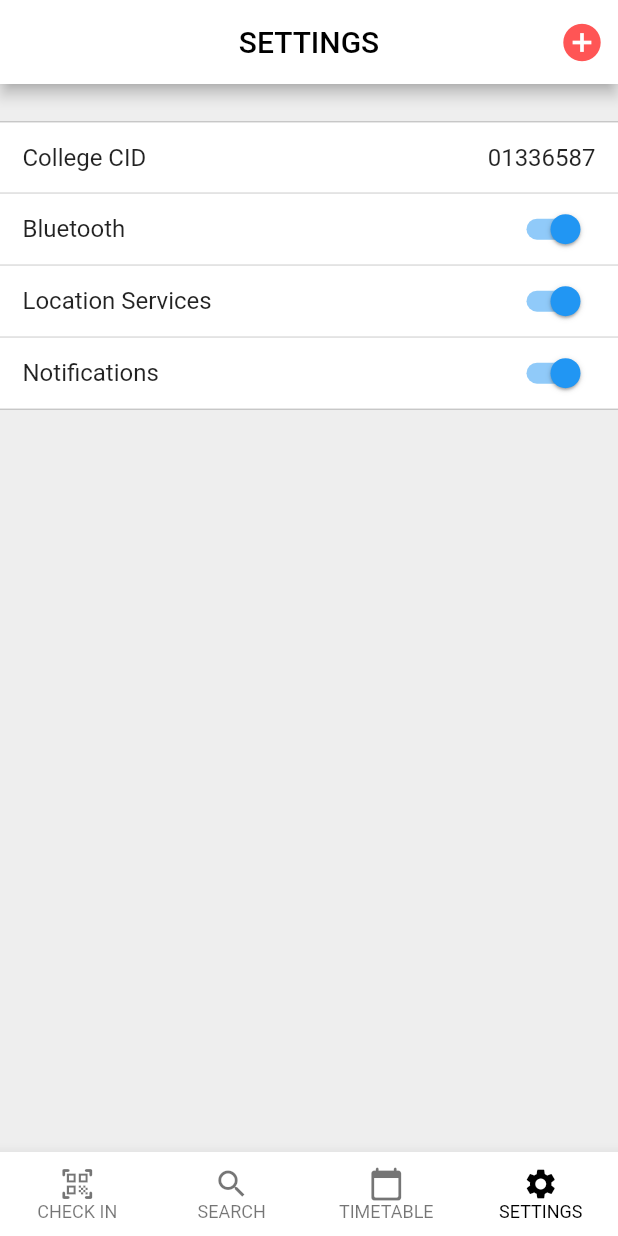
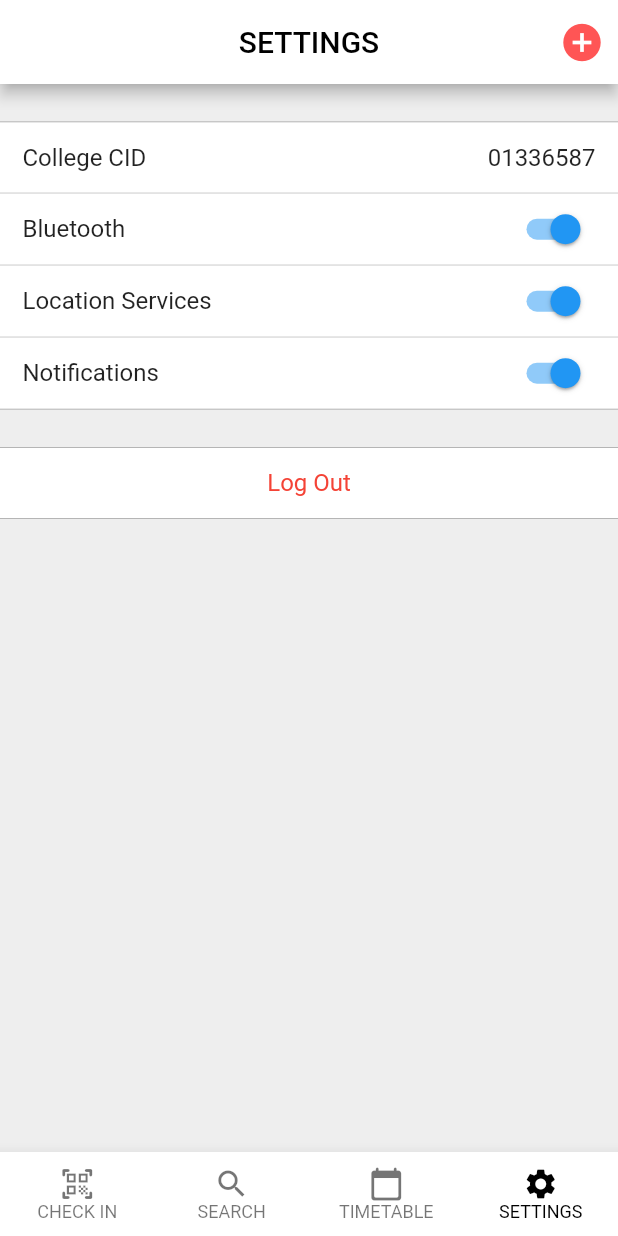
Before and after one commit to PeaSermsuk/contact_tracing_fyp, a Flutter app: the screen it shows after launch, item 4 of the bottom bar chosen, on a phone screen of 412 x 824 dp. Run offline on Flutter 3.47's test engine with Material 2 defaults, Android fonts, the phone set to English and light mode, and no system bars; our stand-ins replace cloud_firestore; missing offline and left inert: dart:ffi; accounts and stored records are empty.

Commit message:
Added 'Log Out' button

```diff
--- a/lib/settings_tab.dart
+++ b/lib/settings_tab.dart
@@ -16,7 +16,6 @@ class _SettingsTabState extends State<SettingsTab> {
   var switch3 = true;
 
   Widget build(BuildContext context) {
-
     double boxHeight = 48;
 
     return ListView(
@@ -123,6 +122,30 @@ class _SettingsTabState extends State<SettingsTab> {
             ],
           ),
         ),
+        Padding(padding: EdgeInsets.only(top: 25)),
+        GestureDetector(
+          onTap: null,
+          child: Container(
+            height: boxHeight,
+            padding: EdgeInsets.only(left: 15.0, right: 15.0),
+            alignment: Alignment.center,
+            decoration: BoxDecoration(
+              color: Colors.white,
+              border: Border(
+                bottom: BorderSide(
+                  color: Colors.grey,
+                  width: 0.5,
+                ),
+                top: BorderSide(
+                  color: Colors.grey,
+                  width: 0.5,
+                ),
+              ),
+            ),
+            child: Text('Log Out',
+                style: TextStyle(fontSize: 16, color: Colors.red)),
+          ),
+        ),
         /*ListTile(
           title: Text('Bluetooth', style: TextStyle(fontSize: 16)),
           // The Material switch has a platform adaptive constructor.
```
